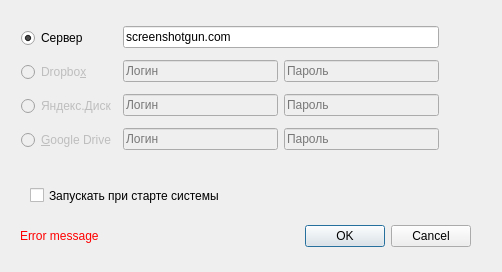
This is ui/Settings.ui in ismd/screenshotgun as Qt 5 draws it before an edit. The edited form follows.
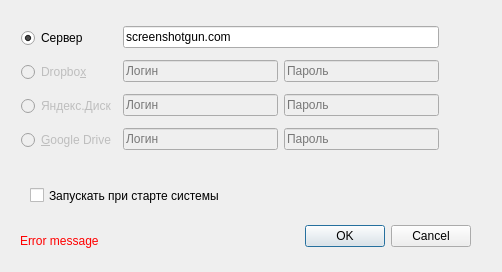
This is the edited form.

Diff of the .ui file:
```diff
--- a/ui/Settings.ui
+++ b/ui/Settings.ui
@@ -10,6 +10,12 @@
     <height>272</height>
    </rect>
   </property>
+  <property name="sizePolicy">
+   <sizepolicy hsizetype="Preferred" vsizetype="Expanding">
+    <horstretch>0</horstretch>
+    <verstretch>0</verstretch>
+   </sizepolicy>
+  </property>
   <property name="windowTitle">
    <string>Настройки</string>
   </property>
@@ -178,9 +184,9 @@
    <property name="geometry">
     <rect>
      <x>20</x>
-     <y>220</y>
+     <y>215</y>
      <width>271</width>
-     <height>31</height>
+     <height>51</height>
     </rect>
    </property>
    <property name="sizePolicy">
```
